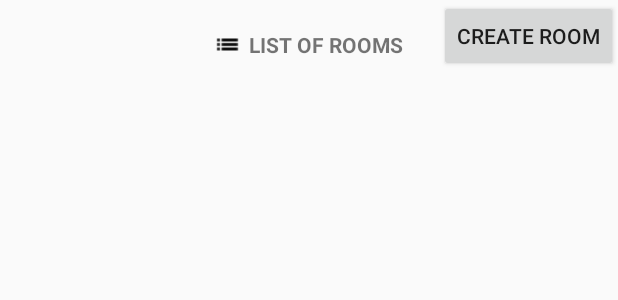
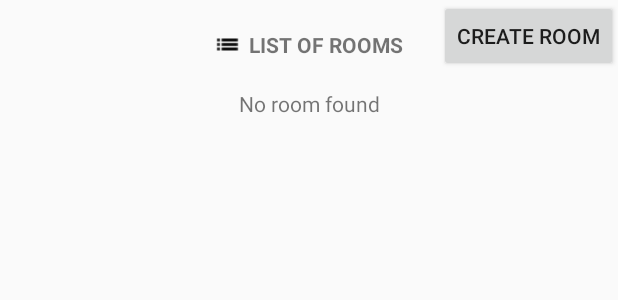
Before and after one commit to goriko/capstone-android-final, an Android app: the layout fragment_room.xml on its own in the app's theme, with its tools: preview values and no code run, on a phone screen of 412 x 824 dp. Shown: the top 300 px of the screen. Run offline under Robolectric (Android 15) with nearby library versions, the light colour scheme and no system bars.

Commit message:
finished fixing errors, starting traveling module

```diff
--- a/Share/app/src/main/res/layout/activity_email_verification.xml
+++ b/Share/app/src/main/res/layout/activity_email_verification.xml
@@ -69,7 +69,7 @@
             android:gravity="center"
             android:paddingLeft="20dp"
             android:paddingRight="20dp"
-            android:text="Please do check your enail address for verification to complete the registration. And be a pert of the CABSHARE family"
+            android:text="Please do check your enail address for verification to complete the registration. And be a part of the SHARE family"
             android:textColor="#ffffff"
 
             />
@@ -90,7 +90,8 @@
         android:paddingRight="20dp"
         android:text="Proceed"
         android:textColor="@color/white"
-        android:textStyle="normal" />
+        android:textStyle="normal"
+        android:visibility="invisible"/>
 
 
 
--- a/Share/app/src/main/res/layout/activity_registration.xml
+++ b/Share/app/src/main/res/layout/activity_registration.xml
@@ -67,7 +67,8 @@
                 android:paddingStart="10dp"
                 android:textColorHighlight="@android:color/background_light"
                 android:textSize="14sp"
-                tools:textColorHint="@color/white" />
+                tools:textColorHint="@color/white"
+                android:inputType="textPassword"/>
             <EditText
                 android:id="@+id/editTextPassword2"
                 android:layout_width="match_parent"
@@ -80,7 +81,8 @@
                 android:paddingStart="10dp"
                 android:textColorHighlight="@android:color/background_light"
                 android:textSize="14sp"
-                tools:textColorHint="@color/white" />
+                tools:textColorHint="@color/white"
+                android:inputType="textPassword"/>
 
 
             <TextView
--- a/Share/app/src/main/res/layout/fragment_room.xml
+++ b/Share/app/src/main/res/layout/fragment_room.xml
@@ -57,7 +57,16 @@
                 android:layout_height="wrap_content"
                 android:alignmentMode="alignMargins"
                 android:columnCount="1"
-                android:columnOrderPreserved="false"/>
+                android:columnOrderPreserved="false">
+
+                <TextView
+                    android:id="@+id/textView"
+                    android:layout_width="match_parent"
+                    android:layout_height="wrap_content"
+                    android:textAlignment="center"
+                    android:text="No room found"/>
+
+            </GridLayout>
         </ScrollView>
     </LinearLayout>
 
--- a/Share/app/src/main/res/values/colors.xml
+++ b/Share/app/src/main/res/values/colors.xml
@@ -7,6 +7,7 @@
     <color name="white">#ffffff</color>
     <color name="colorYellow">#F9AF28</color>
     <color name="colorBlue">#0a2b34</color>
+    <color name="colorBlack">#000000</color>
 
 
 </resources>
```
Also changed, not shown: Share/app/src/main/java/com/example/dar/share/RoomFragment.java (+7 -4 lines).
